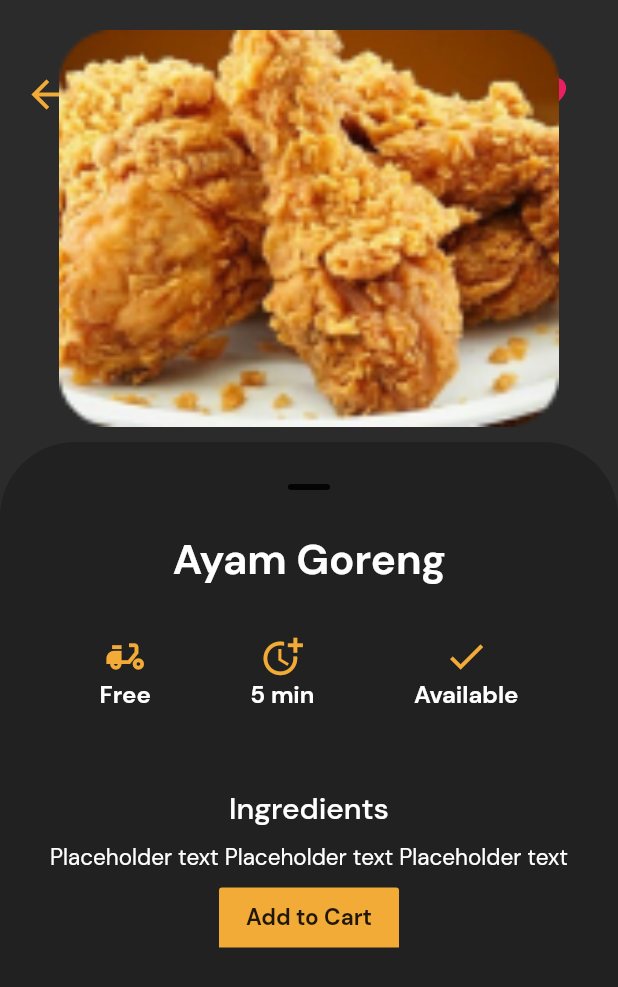
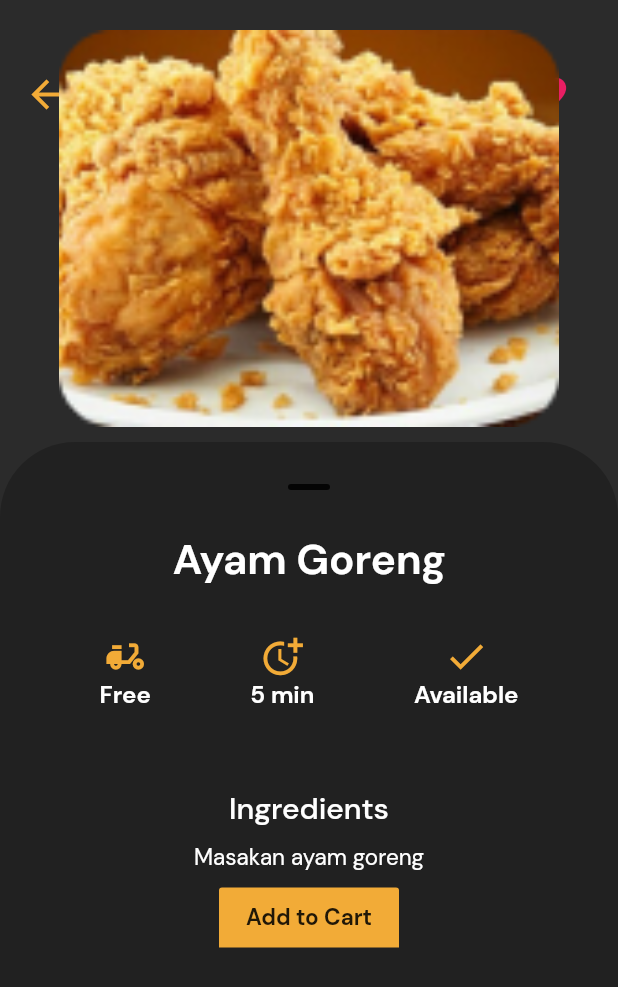
Before and after one commit to UTM-AD-Group-Bolt/Pak-Atong-Kafe-App, a Flutter app: the screen it shows once a user with an empty profile is signed in, after a tap on "Ayam Goreng", on a phone screen of 412 x 824 dp. Shown: the top 987 px of the screen. Run offline on Flutter 3.47's test engine with Material 2 defaults, Android fonts, the phone set to English and light mode, and no system bars; our stand-ins replace firebase_auth, firebase_core; accounts and stored records are empty.

Commit message:
Cleaned up the code for multiple files

```diff
--- a/lib/ReviewCard.dart
+++ b/lib/ReviewCard.dart
@@ -1,3 +1,4 @@
+import 'package:flutter/material.dart';
 import 'Review.dart';
 
 class ReviewCard extends StatelessWidget {
--- a/lib/ReviewPage1.dart
+++ b/lib/ReviewPage1.dart
@@ -5,7 +5,7 @@ class ReviewPage1 extends StatefulWidget {
   _ReviewPage1State createState() => _ReviewPage1State();
 }
 
-class _ReviewPage1State extends State <MyHomePage> {
+class _ReviewPage1State extends State <ReviewPage1> {
   void show(){
     showDialog(
       context: context,
@@ -38,9 +38,9 @@ class _ReviewPage1State extends State <MyHomePage> {
               ),
             ),
             onPressed: show,
-          )
-        )
-      )
-      );
+          ),
+        ),
+      ),
+    );
   }
 }
--- a/lib/pages/ForgotPassword.dart
+++ b/lib/pages/ForgotPassword.dart
@@ -3,17 +3,30 @@ import 'package:flutter/cupertino.dart';
 import 'package:flutter/material.dart';
 
 class ForgotPassword extends StatelessWidget {
-
   static String id = 'forgot password';
 
   BuildContext? get context => null;
 
   get visible => null;
 
-  @override
   final _auth = FirebaseAuth.instance;
   final _formkey = GlobalKey<FormState>();
 
+  void ForgotPass(String email) async {
+    if (_formkey.currentState!.validate()) {
+      await _auth
+          .sendPasswordResetEmail(email: email)
+          .then((uid) =>
+      {
+        Navigator.of(context!).pushReplacement(
+            MaterialPageRoute(builder: (context) => LoginPage())
+        )
+      })
+          .catchError((e) {});
+    }
+  }
+
+  @override
   Widget build(BuildContext) {
     return Scaffold(
       backgroundColor: Colors.black,
@@ -31,10 +44,6 @@ class ForgotPassword extends StatelessWidget {
                 style: TextStyle(color: Colors.white),
                 decoration: InputDecoration(
                   labelText: 'Email',
-                            icon: Icon(
-                              Icons.import_contacts_sharp,
-                              color: Colors.white,
-                            ),
                   errorStyle: TextStyle(color: Colors.white),
                   labelStyle: TextStyle(color: Colors.white),
                   hintStyle: TextStyle(color: Colors.white),
@@ -46,13 +55,15 @@ class ForgotPassword extends StatelessWidget {
                   ),
                   errorBorder: UnderlineInputBorder(
                     borderSide: BorderSide(color: Colors.white),
-                            )
-                        )
-
                   ),
-                  ],
+                  icon: Icon(
+                    Icons.import_contacts_sharp,
+                    color: Colors.white,
                   ),
-                SizedBox(height: 10,
+                ),
+              ),
+              SizedBox(
+                height: 10,
               ),
               Visibility(
                 maintainSize: true,
@@ -62,25 +73,17 @@ class ForgotPassword extends StatelessWidget {
                 child: Container(
                   child: CircularProgressIndicator(
                     color: Colors.white,
-                      ))),
+                  )
+                )
+              ),
             ],
-        ),
+          )
+        )
+      )
     );
-  }
-
-  void Forgotpass(String email) async {
-    if (_formkey.currentState!.validate()) {
-      await _auth
-          .sendPasswordResetEmail(email: email)
-          .then((uid) => {
-        Navigator.of(context!).pushReplacement(
-            MaterialPageRoute(builder: (context) => LoginPage()))
-      })
-          .catchError((e) {});
   }
 }
 
 
-
 LoginPage() {
 }
--- a/lib/pages/HomePage.dart
+++ b/lib/pages/HomePage.dart
@@ -26,17 +26,17 @@ class HomePage extends StatelessWidget {
     );
   }
 
-  Widget _allCategories({required String image, required String title, required BuildContext context}) {
+  Widget _allCategories({required String image, required String name, required String description, required double price, required String deliveryFee, required String time, required String availability, required BuildContext context}) {
     return GestureDetector(
       onTap: () {
         Navigator.pushNamed(context, '/menudetails',arguments: {
           'index': 1,
           'image': image,
-          'name': title,
-          'description': 'Placeholder text Placeholder text Placeholder text',
-          'deliveryFee': 'Free',
-          'time': '5 min',
-          'availability': 'Available',
+          'name': name,
+          'description': description,
+          'deliveryFee': deliveryFee,
+          'time': time,
+          'availability': availability,
         });
       },
       child: Container(
@@ -67,7 +67,7 @@ class HomePage extends StatelessWidget {
             Padding(
               padding: EdgeInsets.only(top: 10.0),
               child: Text(
-                title,
+                name,
                 softWrap: false,
                 maxLines: 2,
                 overflow: TextOverflow.ellipsis,
@@ -85,18 +85,18 @@ class HomePage extends StatelessWidget {
     );
   }
 
-  Widget _bottomCategories({required String image, required String title, required double price, required BuildContext context}) {
-    if (title == "") return new Container(); //Ros: Returns an empty container if there are no titles
+  Widget _bottomCategories({required String image, required String name, required String description, required double price, required String deliveryFee, required String time, required String availability, required BuildContext context}) {
+    if (name == "") return new Container(); //Ros: Returns an empty container if there are no titles
     return GestureDetector(
       onTap: () {
         Navigator.pushNamed(context, '/menudetails',arguments: {
           'index': 1,
           'image': image,
-          'name': title,
-          'description': 'Placeholder text Placeholder text Placeholder text',
-          'deliveryFee': 'Free',
-          'time': '5 min',
-          'availability': 'Available',
+          'name': name,
+          'description': description,
+          'deliveryFee': deliveryFee,
+          'time': time,
+          'availability': availability,
         });
       },
       child: Container(
@@ -134,7 +134,7 @@ class HomePage extends StatelessWidget {
                         children: [
                           Expanded(
                             child: Text(
-                              title,
+                              name,
                               softWrap: false,
                               maxLines: 2,
                               overflow: TextOverflow.ellipsis,
@@ -281,22 +281,42 @@ class HomePage extends StatelessWidget {
                       children: [
                         _allCategories(
                           image: 'images/food/Ayam-Goreng.png',
-                          title: 'Ayam Goreng',
+                          name: 'Ayam Goreng',
+                          description: 'Masakan ayam goreng',
+                          price: 2,
+                          time: "5 min",
+                          deliveryFee: "Free",
+                          availability: "Available",
                           context: context
                         ),
                         _allCategories(
                           image: 'images/food/Ayam-Kari.png',
-                          title: 'Ayam Kari',
+                          name: 'Ayam Kari',
+                          description: 'Masakan ayam kari',
+                          price: 2,
+                          time: "5 min",
+                          deliveryFee: "Free",
+                          availability: "Available",
                           context: context
                         ),
                         _allCategories(
                           image: 'images/food/Ayam-Kunyit.png',
-                          title: 'Ayam Kunyit',
+                          name: 'Ayam Kunyit',
+                          description: 'Masakan ayam kunyit',
+                          price: 2,
+                          time: "5 min",
+                          deliveryFee: "Free",
+                          availability: "Not Available",
                           context: context
                         ),
                         _allCategories(
                           image: 'images/food/Cendawan-Goreng.png',
-                          title: 'Cendawan Goreng',
+                          name: 'Cendawan Goreng',
+                          description: 'Masakan cendawan goreng',
+                          price: 2,
+                          time: "5 min",
+                          deliveryFee: "Free",
+                          availability: "Available",
                           context: context
                         ),
                       ],
@@ -324,68 +344,112 @@ class HomePage extends StatelessWidget {
                         children: [
                           _bottomCategories(
                             image: 'images/food/Ayam-Goreng.png',
-                            title: 'Ayam Goreng',
+                            name: 'Ayam Goreng',
+                            description: 'Masakan ayam goreng',
                             price: 2,
+                            time: "5 min",
+                            deliveryFee: "Free",
+                            availability: "Available",
                             context: context,
                           ),
                           _bottomCategories(
                             image: 'images/food/Ayam-Kari.png',
-                            title: 'Ayam Kari',
+                            name: 'Ayam Kari',
+                            description: 'Masakan ayam kari',
                             price: 2,
+                            time: "5 min",
+                            deliveryFee: "Free",
+                            availability: "Available",
                             context: context,
                           ),
                           _bottomCategories(
                             image: 'images/food/Ayam-Kunyit.png',
-                            title: 'Ayam Kunyit',
+                            name: 'Ayam Kunyit',
+                            description: 'Masakan ayam kunyit',
                             price: 2,
+                            time: "5 min",
+                            deliveryFee: "Free",
+                            availability: "Not Available",
                             context: context,
                           ),
                           _bottomCategories(
                             image: 'images/food/Cendawan-Goreng.png',
-                            title: 'Cendawan Goreng',
+                            name: 'Cendawan Goreng',
+                            description: 'Masakan cendawan goreng',
                             price: 2,
+                            time: "5 min",
+                            deliveryFee: "Free",
+                            availability: "Available",
                             context: context,
                           ),
                           _bottomCategories(
                             image: 'images/food/Daging-Kicap.png',
-                            title: 'Daging Kicap',
+                            name: 'Daging Kicap',
+                            description: 'Masakan daging kicap',
                             price: 2,
+                            time: "5 min",
+                            deliveryFee: "Free",
+                            availability: "Available",
                             context: context,
                           ),
                           _bottomCategories(
                             image: 'images/food/Kuey-Teow.png',
-                            title: 'Kuey Teow',
+                            name: 'Kuey Teow',
+                            description: 'Masakan kuey teow',
                             price: 2,
+                            time: "5 min",
+                            deliveryFee: "Free",
+                            availability: "Available",
                             context: context,
                           ),
                           _bottomCategories(
                             image: 'images/food/Mee-Goreng.png',
-                            title: 'Mee Goreng',
+                            name: 'Mee Goreng',
+                            description: 'Masakan mee goreng',
                             price: 2,
+                            time: "5 min",
+                            deliveryFee: "Free",
+                            availability: "Available",
                             context: context,
                           ),
                           _bottomCategories(
                             image: 'images/food/Nasi-Goreng.png',
-                            title: 'Nasi Goreng',
+                            name: 'Nasi Goreng',
+                            description: 'Masakan nasi goreng',
                             price: 2,
+                            time: "5 min",
+                            deliveryFee: "Free",
+                            availability: "Available",
                             context: context,
                           ),
                           _bottomCategories(
                             image: 'images/food/Sambal-Goreng-Tempe.png',
-                            title: 'Sambal Goreng Tempe',
+                            name: 'Sambal Goreng Tempe',
+                            description: 'Masakan sambal goreng tempe',
                             price: 2,
+                            time: "5 min",
+                            deliveryFee: "Free",
+                            availability: "Available",
                             context: context,
                           ),
                           _bottomCategories(
                             image: 'images/food/Sayur-Taugeh.png',
-                            title: 'Sayur Taugeh',
+                            name: 'Sayur Taugeh',
+                            description: 'Masakan sayur taugeh',
                             price: 2,
+                            time: "5 min",
+                            deliveryFee: "Free",
+                            availability: "Available",
                             context: context,
                           ),
                           _bottomCategories(
                             image: 'images/food/Tom-Yam.png',
-                            title: 'Tom Yam',
+                            name: 'Tom Yam',
+                            description: 'Masakan tom yam',
                             price: 2,
+                            time: "5 min",
+                            deliveryFee: "Free",
+                            availability: "Available",
                             context: context,
                           ),
                         ],
--- a/lib/pages/MenuDetailsPage.dart
+++ b/lib/pages/MenuDetailsPage.dart
@@ -13,6 +13,7 @@ class _MenuDetailsPageState extends State<MenuDetailsPage> {
     if (data['image'] == null) data['image'] = "images/broken_link.png";
     if (data['name'] == null) data['name'] = "N/A";
     if (data['description'] == null) data['description'] = "N/A";
+    if (data['price'] == null) data['price'] = 0.0;
     if (data['deliveryFee'] == null) data['deliveryFee'] = "N/A";
     if (data['time'] == null) data['time'] = "N/A";
     if (data['availability'] == null) data['availability'] = "N/A";
@@ -43,15 +44,25 @@ class _MenuDetailsPageState extends State<MenuDetailsPage> {
               child: Row(
                 mainAxisAlignment: MainAxisAlignment.spaceBetween,
                 children: [
-                  Icon(
+                  GestureDetector(
+                    onTap: (){
+                      Navigator.pop(context);
+                    },
+                    child: Icon(
                       Icons.arrow_back,
                       size: 30,
                       color: Palette.yellow,
                     ),
-                  Icon(
+                  ),
+                  GestureDetector(
+                    onTap: (){
+                      Navigator.pushNamed(context, '/favorites');
+                    },
+                    child: Icon(
                       Icons.favorite,
                       size: 30,
                       color: Colors.pink,
+                    ),
                   ),
                 ],
               ),
@@ -145,7 +156,7 @@ class _MenuDetailsPageState extends State<MenuDetailsPage> {
                       Column(
                         children: [
                           Icon(
-                            Icons.check,
+                            (data!['availability'] == "Available") ? Icons.check : Icons.close,
                             size: 30,
                             color: Palette.yellow,
                           ),
--- a/lib/pages/ReviewPage.dart
+++ b/lib/pages/ReviewPage.dart
@@ -1,43 +1,39 @@
 import 'package:flutter/material.dart';
 
 class ReviewPage extends StatelessWidget {
-  const MainScreen ({Key? key}) : super (key: key);
+  const ReviewPage({Key? key}) : super (key: key);
 
   @override
-  Widget build (BuildContext context) {
-    return Scaffold (
-      appBar: AppBar (
+  Widget build(BuildContext) {
+    return Scaffold(
+      appBar: AppBar(
         title: const Text('Review'),
         centerTitle: true,
         backgroundColor: Color(0xff2b2b2b),
       ),
-    );
-  }
-}
-
-@override
-Widget build (BuildContext context) {
-  return Scaffold(
-      content: Form(
+      body: Column(
+        children: [
+          Form(
             key: _formKey,
             child: TextFormField(
               keyboardType: TextInputType.multiline,
+              maxLines: 5,
+              maxLength: 4096,
+              textInputAction: TextInputAction.done,
               decoration: const InputDecoration (
                 hintText: 'Write your review..',
                 filled: true,
               ),
-            maxLines: 5,
-            maxLength: 4096,
-            textInputAction: TextInputAction.done,
-          )
-      )
-      actions: [
+            ),
+          ),
           TextButton (
             child: const Text ('Submit'),
             onPressed: () async {
               /**Firebase**/
-  }
-  )
-  ]
+            },
+          ),
+        ],
+      ),
     );
   }
+}
--- a/lib/pages/favoritePage.dart
+++ b/lib/pages/favoritePage.dart
@@ -29,10 +29,15 @@ class _FavoritePageState extends State<FavoritePage> {
       backgroundColor: Color(0xff2b2b2b),
       appBar: AppBar(
         elevation: 0.0,
-        leading: Icon(
-          Icons.arrow_back,
-          size: 30,
-          color: Colors.amber,
+        leading: GestureDetector(
+          onTap: (){
+            Navigator.pop(context);
+          },
+          child: Icon(
+            Icons.arrow_back,
+            size: 30,
+            color: Colors.amber,
+          ),
         ),
         title: Text('Favorites'),
         centerTitle: true,
```
Lines whose indentation alone changed are shown as unchanged.
